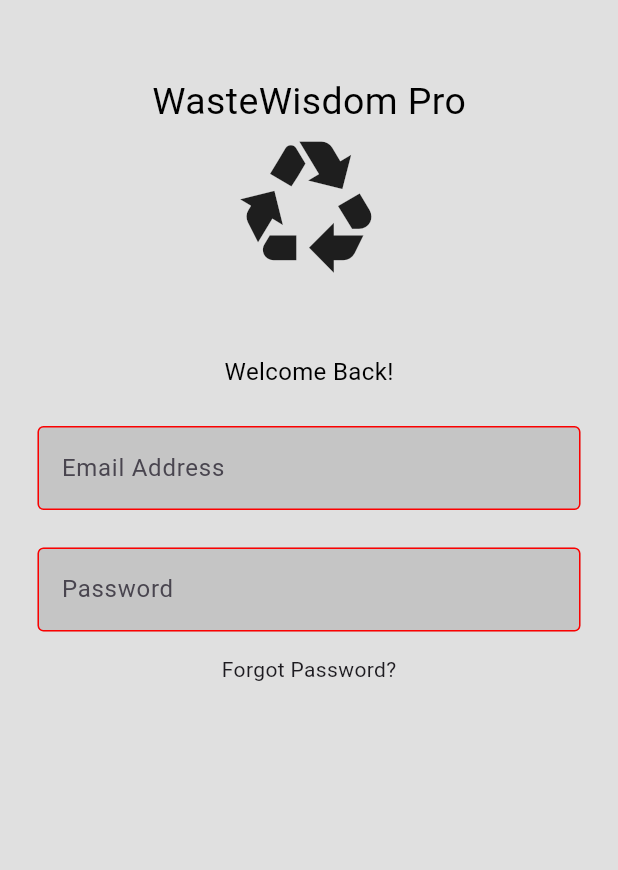
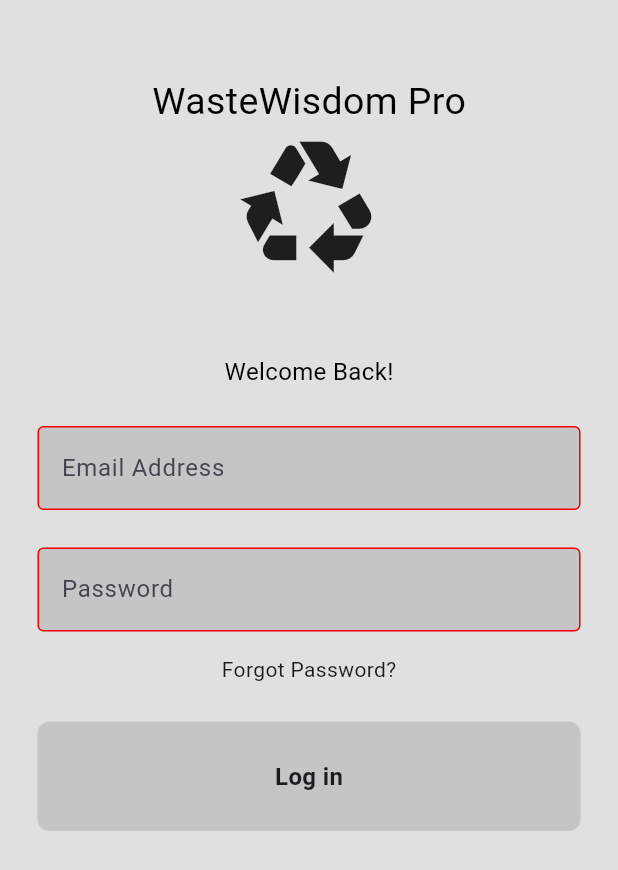
Before and after one commit to avanthaf/sdgp_login, a Flutter app: the screen it shows after launch, on a phone screen of 412 x 824 dp. Shown: the top 870 px of the screen. Run offline on Flutter 3.47's test engine with Material 3 defaults, Android fonts, the phone set to English and light mode, and no system bars.

Commit message:
login button done

```diff
--- /dev/null
+++ b/lib/components/my_button.dart
@@ -0,0 +1,21 @@
+import 'package:flutter/material.dart';
+
+class MyButton extends StatelessWidget {
+  const MyButton({super.key});
+
+  @override
+  Widget build(BuildContext context) {
+    return Container(
+      padding: const EdgeInsets.all(25),
+      margin: const EdgeInsets.symmetric(horizontal: 25),
+      decoration: BoxDecoration(
+          color: Colors.black12, borderRadius: BorderRadius.circular(8)),
+      child: const Center(
+        child: Text(
+          "Log in",
+          style: TextStyle(fontWeight: FontWeight.bold, fontSize: 16),
+        ),
+      ),
+    );
+  }
+}
--- a/lib/login_page.dart
+++ b/lib/login_page.dart
@@ -1,4 +1,5 @@
 import 'package:flutter/material.dart';
+import 'package:sdgp_login/components/my_button.dart';
 import 'package:sdgp_login/components/my_textfield.dart';
 
 class LoginPage extends StatelessWidget {
@@ -61,7 +62,9 @@ class LoginPage extends StatelessWidget {
               const Text("Forgot Password?"),
 
               const SizedBox(height: 25),
+
               //login button
+              MyButton(),
 
               //sign up button
             ],
```
